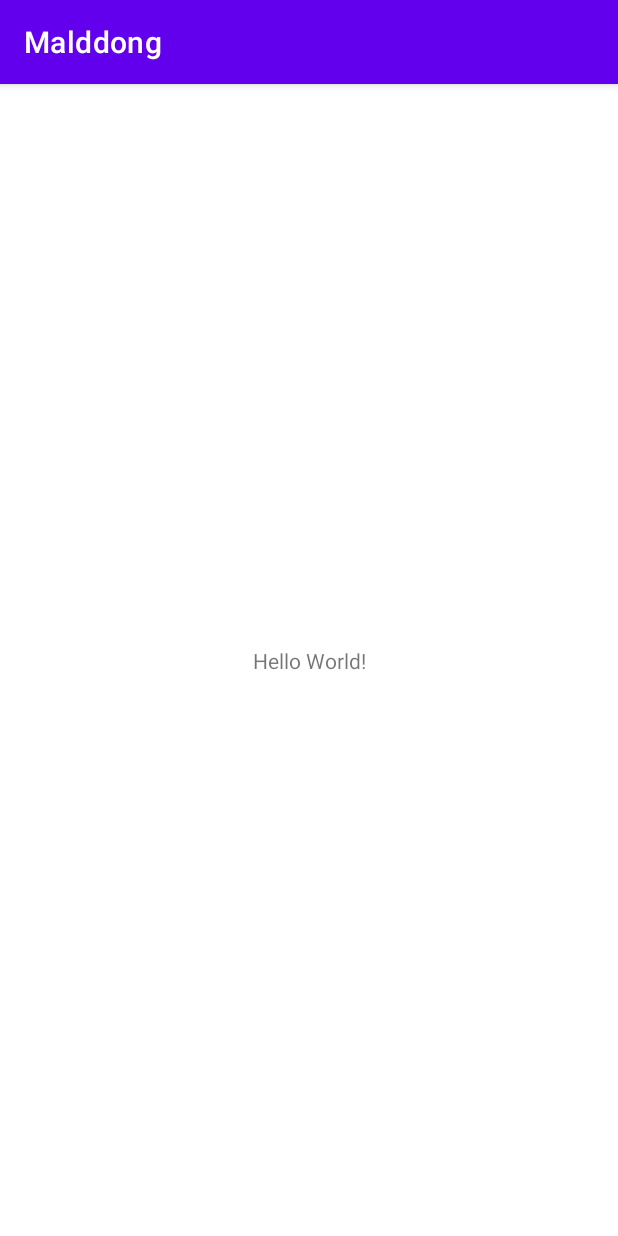
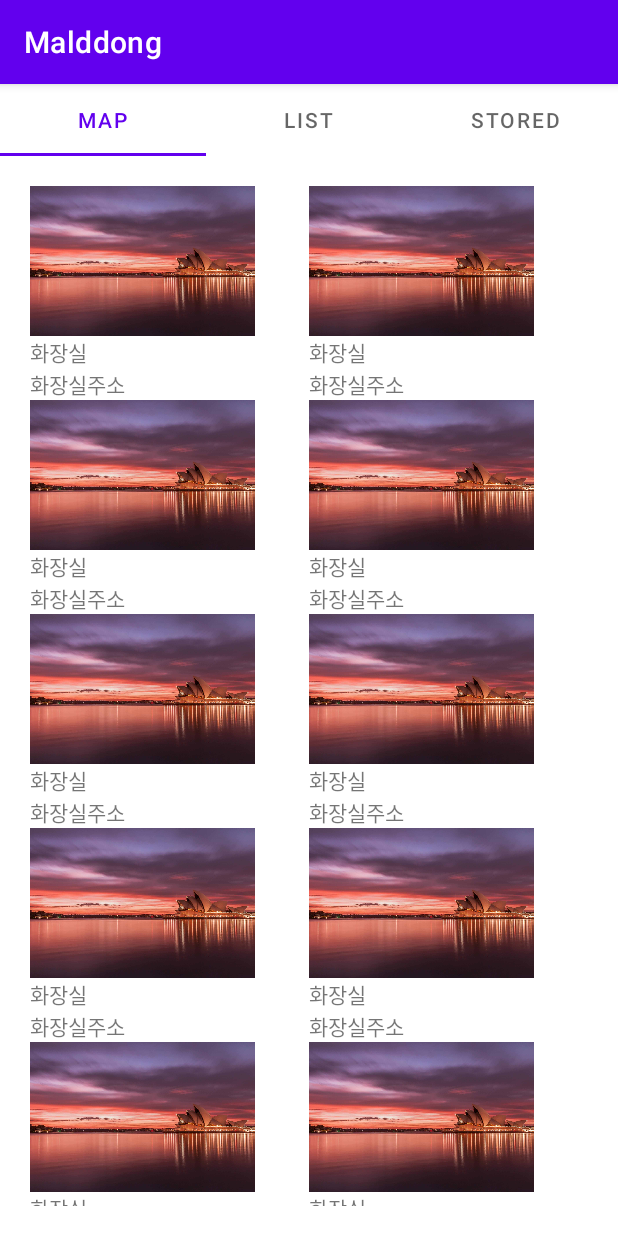
Before and after one commit to jake5113/Malddong, an Android app: the screen it shows after launch (MainActivity), on a phone screen of 412 x 824 dp. Run offline under Robolectric (Android 15) with nearby library versions, the light colour scheme and no system bars.

Commit message:
Tab버튼/Recycler 샘플 작업 완료

```diff
--- a/app/src/main/AndroidManifest.xml
+++ b/app/src/main/AndroidManifest.xml
@@ -13,6 +13,9 @@
         android:theme="@style/Theme.Malddong"
         tools:targetApi="31">
         <activity
+            android:name=".DetailActivity"
+            android:exported="false" />
+        <activity
             android:name=".MainActivity"
             android:exported="true">
             <intent-filter>
--- /dev/null
+++ b/app/src/main/java/com/jake5113/malddong/DetailActivity.java
@@ -0,0 +1,14 @@
+package com.jake5113.malddong;
+
+import androidx.appcompat.app.AppCompatActivity;
+
+import android.os.Bundle;
+
+public class DetailActivity extends AppCompatActivity {
+
+    @Override
+    protected void onCreate(Bundle savedInstanceState) {
+        super.onCreate(savedInstanceState);
+        setContentView(R.layout.activity_detail);
+    }
+}
--- /dev/null
+++ b/app/src/main/java/com/jake5113/malddong/ListFragment.java
@@ -0,0 +1,53 @@
+package com.jake5113.malddong;
+
+import android.os.Bundle;
+
+import androidx.annotation.NonNull;
+import androidx.annotation.Nullable;
+import androidx.fragment.app.Fragment;
+import androidx.recyclerview.widget.RecyclerView;
+
+import android.view.LayoutInflater;
+import android.view.View;
+import android.view.ViewGroup;
+
+import java.util.ArrayList;
+
+public class ListFragment extends Fragment {
+    ArrayList<ToiletItem> items = new ArrayList<>();
+    RecyclerView recyclerView;
+    ToiletRecyclerAdapter adapter;
+
+    @Override
+
+    public View onCreateView(LayoutInflater inflater, ViewGroup container, Bundle savedInstanceState) {
+        return inflater.inflate(R.layout.fragment_list, container, false);
+    }
+
+    @Override
+    public void onViewCreated(@NonNull View view, @Nullable Bundle savedInstanceState) {
+        super.onViewCreated(view, savedInstanceState);
+        recyclerView = view.findViewById(R.id.recyclerview);
+        adapter = new ToiletRecyclerAdapter(getActivity(), items);
+        recyclerView.setAdapter(adapter);
+    }
+
+    @Override
+    public void onCreate(Bundle savedInstanceState) {
+        super.onCreate(savedInstanceState);
+        // TODO: 샘플링
+        items.add(new ToiletItem(R.drawable.sample, "화장실", "화장실주소"));
+        items.add(new ToiletItem(R.drawable.sample, "화장실", "화장실주소"));
+        items.add(new ToiletItem(R.drawable.sample, "화장실", "화장실주소"));
+        items.add(new ToiletItem(R.drawable.sample, "화장실", "화장실주소"));
+        items.add(new ToiletItem(R.drawable.sample, "화장실", "화장실주소"));
+        items.add(new ToiletItem(R.drawable.sample, "화장실", "화장실주소"));
+        items.add(new ToiletItem(R.drawable.sample, "화장실", "화장실주소"));
+        items.add(new ToiletItem(R.drawable.sample, "화장실", "화장실주소"));
+        items.add(new ToiletItem(R.drawable.sample, "화장실", "화장실주소"));
+        items.add(new ToiletItem(R.drawable.sample, "화장실", "화장실주소"));
+        items.add(new ToiletItem(R.drawable.sample, "화장실", "화장실주소"));
+    }
+
+
+}
--- a/app/src/main/java/com/jake5113/malddong/MainActivity.java
+++ b/app/src/main/java/com/jake5113/malddong/MainActivity.java
@@ -1,14 +1,27 @@
 package com.jake5113.malddong;
 
 import androidx.appcompat.app.AppCompatActivity;
+import androidx.fragment.app.Fragment;
 
 import android.os.Bundle;
 
+import com.google.android.material.tabs.TabItem;
+import com.google.android.material.tabs.TabLayout;
+
 public class MainActivity extends AppCompatActivity {
-
+    Fragment listFragment;
+    TabLayout tabLayout;
+    TabItem tabMap, tabList, tabStored;
     @Override
     protected void onCreate(Bundle savedInstanceState) {
         super.onCreate(savedInstanceState);
         setContentView(R.layout.activity_main);
+
+        listFragment = new ListFragment();
+        getSupportFragmentManager().beginTransaction().add(R.id.fragment_container_view, listFragment).commit();
+
+
+        //TODO: 탭버튼 이벤트 처리 (Fragment 전환)
+
     }
 }
--- /dev/null
+++ b/app/src/main/java/com/jake5113/malddong/ToiletItem.java
@@ -0,0 +1,25 @@
+package com.jake5113.malddong;
+
+public class ToiletItem {
+    int img; //sample
+    String photoYn, photo; // 사진 유무, 사진
+    String toiletNm, opnTimeInfo; // 화장실 명, 개방 시간 정보
+    String rnAdres, lnmAdres; // 도로명 주소, 지번 주소
+    String laCrdnt, loCrdnt; // 경도 위도
+    String mngrInsttNm, telno, toiletPosesnSeNm; // 관리 기관 명, 전화번호, 화장실 소유 구분 명
+    String maleClosetCnt,  // 남성 대변기 수
+            maleUrinalCnt, // 남성 소변기 수
+            maleDspsnClosetCnt, // 남성 장애인 대변기 수
+            maleDspsnUrinalCnt, // 남성 장애인 소변기 수
+            maleChildClosetCnt, // 남성 어린이 대변기 수
+            maleChildUrinalCnt, // 남성 어린이 소변기 수
+            femaleClosetCnt, // 여성 대변기 수
+            femaleDspsnClosetCnt, // 여성 장애인 대변기 수
+            femaleChildClosetCn; // 여성 어린이 대변기 수
+
+    public ToiletItem(int img, String toiletNm, String rnAdres) {
+        this.img = img;
+        this.toiletNm = toiletNm;
+        this.rnAdres = rnAdres;
+    }
+}
--- /dev/null
+++ b/app/src/main/java/com/jake5113/malddong/ToiletRecyclerAdapter.java
@@ -0,0 +1,57 @@
+package com.jake5113.malddong;
+
+import android.content.ClipData;
+import android.content.Context;
+import android.view.LayoutInflater;
+import android.view.View;
+import android.view.ViewGroup;
+import android.widget.ImageView;
+import android.widget.TextView;
+
+import androidx.annotation.NonNull;
+import androidx.recyclerview.widget.RecyclerView;
+
+import java.util.ArrayList;
+
+public class ToiletRecyclerAdapter extends RecyclerView.Adapter<ToiletRecyclerAdapter.VH> {
+
+    Context context;
+    ArrayList<ToiletItem> items;
+
+    public ToiletRecyclerAdapter(Context context, ArrayList<ToiletItem> items) {
+        this.context = context;
+        this.items = items;
+    }
+
+    @NonNull
+    @Override
+
+    public VH onCreateViewHolder(@NonNull ViewGroup parent, int viewType) {
+        View itemView = LayoutInflater.from(context).inflate(R.layout.item_toilet, parent, false);
+        return new VH(itemView);
+    }
+
+    @Override
+    public void onBindViewHolder(@NonNull VH holder, int position) {
+        ToiletItem toiletItem = items.get(position);
+        holder.ivImg.setImageResource(toiletItem.img);
+        holder.tvName.setText(toiletItem.toiletNm);
+        holder.tvAddr.setText(toiletItem.rnAdres);
+    }
+
+    @Override
+    public int getItemCount() {return items.size();}
+
+    class VH extends RecyclerView.ViewHolder {
+
+        TextView tvName, tvAddr;
+        ImageView ivImg;
+
+        public VH(@NonNull View itemView) {
+            super(itemView);
+            tvName = itemView.findViewById(R.id.tv_name);
+            tvAddr = itemView.findViewById(R.id.tv_addr);
+            ivImg = itemView.findViewById(R.id.iv_img);
+        }
+    }
+}
--- /dev/null
+++ b/app/src/main/res/layout/activity_detail.xml
@@ -0,0 +1,9 @@
+<?xml version="1.0" encoding="utf-8"?>
+<androidx.constraintlayout.widget.ConstraintLayout xmlns:android="http://schemas.android.com/apk/res/android"
+    xmlns:app="http://schemas.android.com/apk/res-auto"
+    xmlns:tools="http://schemas.android.com/tools"
+    android:layout_width="match_parent"
+    android:layout_height="match_parent"
+    tools:context=".DetailActivity">
+
+</androidx.constraintlayout.widget.ConstraintLayout>
--- a/app/src/main/res/layout/activity_main.xml
+++ b/app/src/main/res/layout/activity_main.xml
@@ -1,18 +1,40 @@
 <?xml version="1.0" encoding="utf-8"?>
-<androidx.constraintlayout.widget.ConstraintLayout xmlns:android="http://schemas.android.com/apk/res/android"
+<LinearLayout xmlns:android="http://schemas.android.com/apk/res/android"
     xmlns:app="http://schemas.android.com/apk/res-auto"
     xmlns:tools="http://schemas.android.com/tools"
     android:layout_width="match_parent"
     android:layout_height="match_parent"
+    android:orientation="vertical"
     tools:context=".MainActivity">
 
-    <TextView
-        android:layout_width="wrap_content"
-        android:layout_height="wrap_content"
-        android:text="Hello World!"
-        app:layout_constraintBottom_toBottomOf="parent"
-        app:layout_constraintEnd_toEndOf="parent"
-        app:layout_constraintStart_toStartOf="parent"
-        app:layout_constraintTop_toTopOf="parent" />
+    <com.google.android.material.tabs.TabLayout
+        android:id="@+id/tablayout"
+        android:layout_width="match_parent"
+        android:layout_height="wrap_content">
 
-</androidx.constraintlayout.widget.ConstraintLayout>
+        <com.google.android.material.tabs.TabItem
+            android:id="@+id/tab_map"
+            android:layout_width="wrap_content"
+            android:layout_height="wrap_content"
+            android:text="MAP" />
+
+        <com.google.android.material.tabs.TabItem
+            android:id="@+id/tab_list"
+            android:layout_width="wrap_content"
+            android:layout_height="wrap_content"
+            android:text="LIST" />
+
+        <com.google.android.material.tabs.TabItem
+            android:id="@+id/tab_Stored"
+            android:layout_width="wrap_content"
+            android:layout_height="wrap_content"
+            android:text="STORED" />
+
+    </com.google.android.material.tabs.TabLayout>
+
+    <androidx.fragment.app.FragmentContainerView
+        android:id="@+id/fragment_container_view"
+        android:layout_width="match_parent"
+        android:layout_height="match_parent" />
+
+</LinearLayout>
--- /dev/null
+++ b/app/src/main/res/layout/fragment_list.xml
@@ -0,0 +1,16 @@
+<?xml version="1.0" encoding="utf-8"?>
+<androidx.recyclerview.widget.RecyclerView xmlns:android="http://schemas.android.com/apk/res/android"
+    xmlns:app="http://schemas.android.com/apk/res-auto"
+    xmlns:tools="http://schemas.android.com/tools"
+    android:id="@+id/recyclerview"
+    android:layout_width="match_parent"
+    android:layout_height="match_parent"
+    android:orientation="vertical"
+    app:layoutManager="androidx.recyclerview.widget.GridLayoutManager"
+    app:spanCount="2"
+    android:layout_margin="10dp"
+    android:padding="10dp"
+    tools:context=".ListFragment">
+
+
+</androidx.recyclerview.widget.RecyclerView>
--- /dev/null
+++ b/app/src/main/res/layout/item_toilet.xml
@@ -0,0 +1,27 @@
+<?xml version="1.0" encoding="utf-8"?>
+<LinearLayout xmlns:android="http://schemas.android.com/apk/res/android"
+    android:orientation="vertical"
+    android:layout_width="wrap_content"
+    android:layout_height="wrap_content">
+
+    <ImageView
+        android:id="@+id/iv_img"
+        android:src="@drawable/sample"
+        android:scaleType="centerCrop"
+        android:layout_width="150dp"
+        android:layout_height="100dp" />
+
+    <TextView
+        android:id="@+id/tv_name"
+        android:text="화장실 이름"
+        android:layout_width="wrap_content"
+        android:layout_height="wrap_content" />
+
+    <TextView
+        android:id="@+id/tv_addr"
+        android:text="화장실 주소"
+        android:layout_width="wrap_content"
+        android:layout_height="wrap_content" />
+
+
+</LinearLayout>
--- a/app/src/main/res/values/strings.xml
+++ b/app/src/main/res/values/strings.xml
@@ -1,3 +1,5 @@
 <resources>
     <string name="app_name">Malddong</string>
+    <!-- TODO: Remove or change this placeholder text -->
+    <string name="hello_blank_fragment">Hello blank fragment</string>
 </resources>
```
Also changed, not shown: app/src/main/res/drawable/sample.jpg (added).
